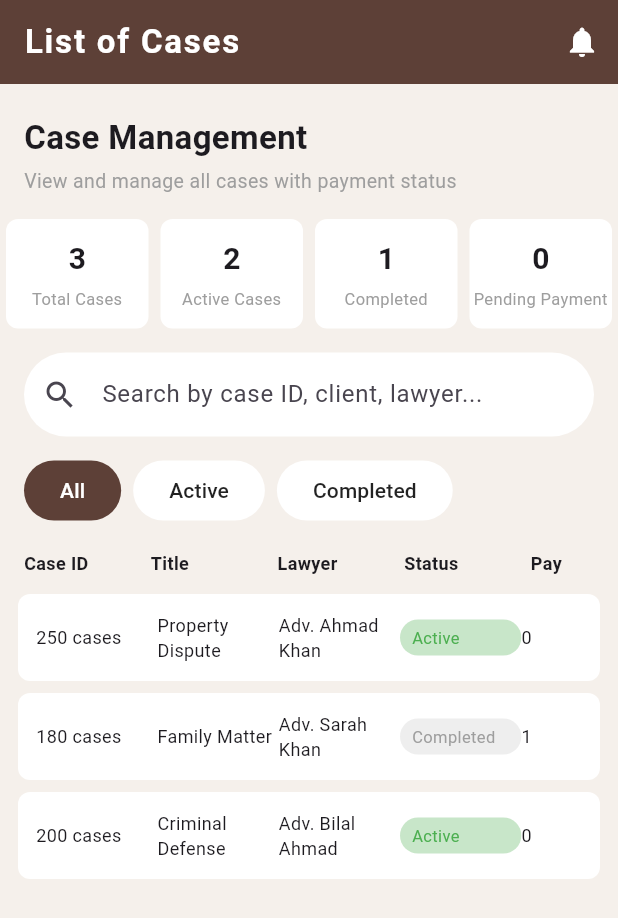
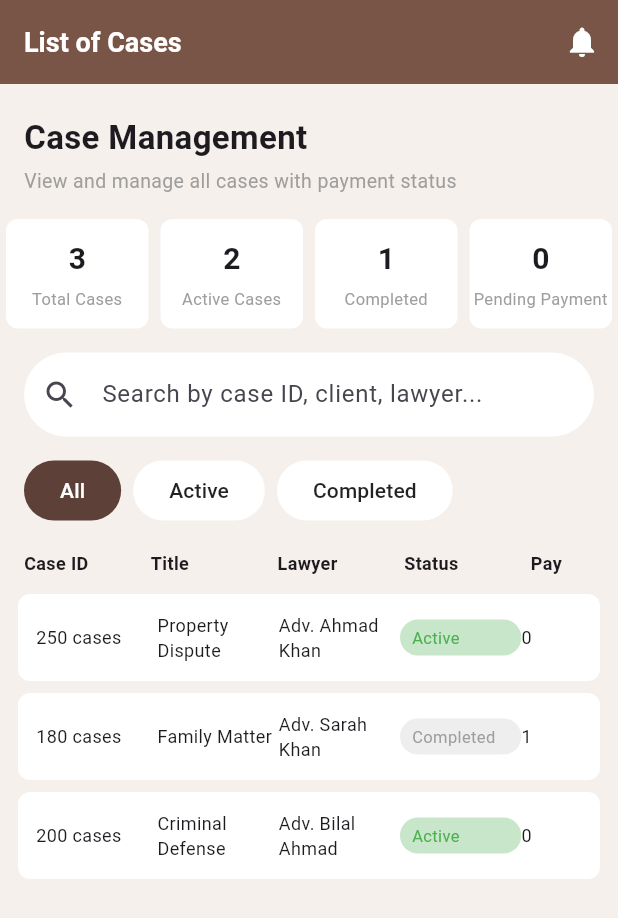
Before and after one commit to insaseemab/frontend, a Flutter app: the ManageCasesPage screen opened directly, on a phone screen of 412 x 824 dp. Shown: the top 918 px of the screen. Run offline on Flutter 3.47's test engine with Material 3 defaults, Android fonts, the light colour scheme and no system bars; our stand-ins replace get, get_storage; accounts and stored records are empty.

Commit message:
appbar chnge in 3

```diff
--- a/lib/screens/dashboard_screen/manage_cases.dart
+++ b/lib/screens/dashboard_screen/manage_cases.dart
@@ -105,13 +105,13 @@ class _ManageCasesPageState extends State<ManageCasesPage> {
     return Scaffold(
       // ── AppBar ──────────────────────────────────────────────────────────
       appBar: AppBar(
-        backgroundColor: const Color(0xFF5D4037), // Brown color
+        backgroundColor: Colors.brown, // Brown color
         title: const Text(
           'List of Cases',
           style: TextStyle(
             color: Colors.white,
             fontWeight: FontWeight.bold,
-            letterSpacing: 1.2,
+            fontSize: 18,
           ),
         ),
         actions: [
```
